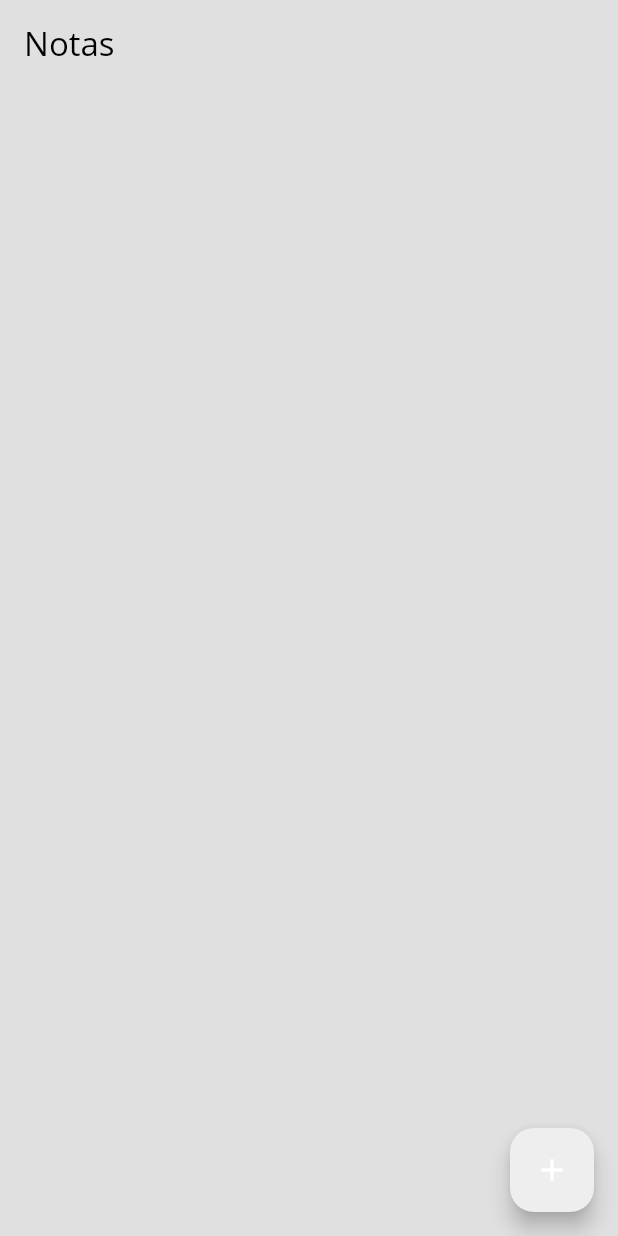
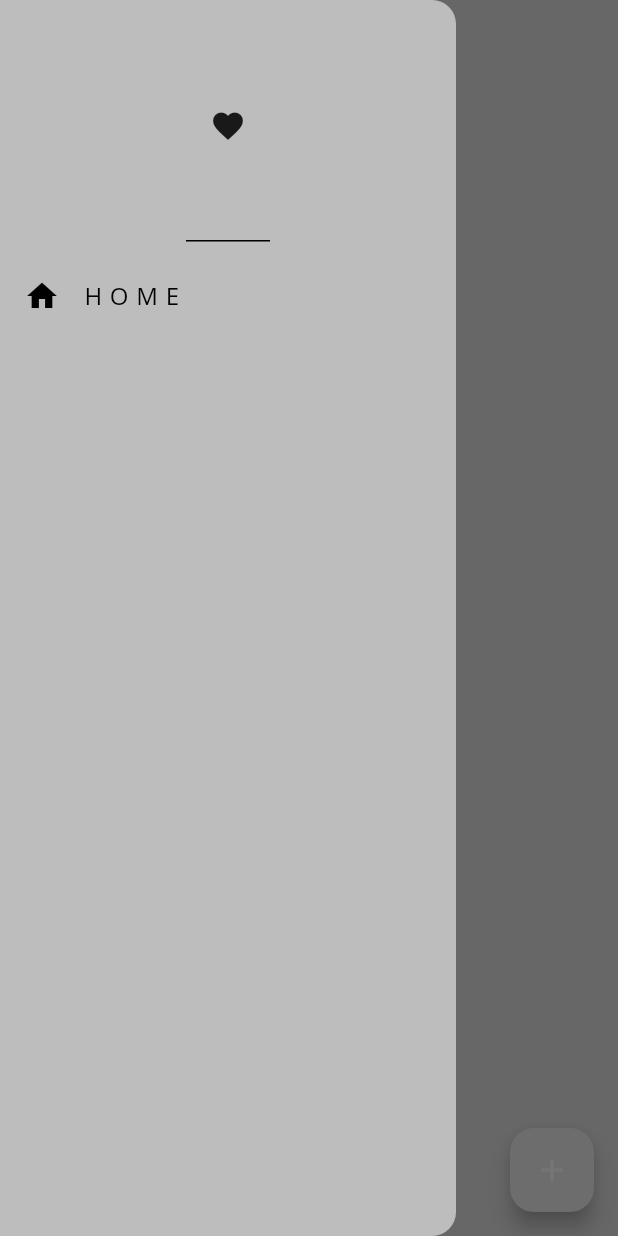
Before and after one commit to KmiloRe/crudtutorial, a Flutter app: the screen it shows once a user with an empty profile is signed in, with the side drawer open (before the commit the screen has no drawer), on a phone screen of 412 x 824 dp. Run offline on Flutter 3.47's test engine with Material 3 defaults, Android fonts, the phone set to English and light mode, and no system bars; our stand-ins replace cloud_firestore, firebase_auth, firebase_core; accounts and stored records are empty; Roboto replaces fonts that are missing (Open Sans).

Commit message:
feat: a lot of minor changes

```diff
--- a/lib/pages/home_page.dart
+++ b/lib/pages/home_page.dart
@@ -1,5 +1,8 @@
 import 'package:cloud_firestore/cloud_firestore.dart';
 import 'package:crudtutorial/services/firestore.dart';
+import 'package:crudtutorial/widgets/my_drawer.dart';
+import 'package:firebase_auth/firebase_auth.dart';
+import 'package:firebase_core/firebase_core.dart';
 import 'package:flutter/material.dart';
 
 //firesotre service
@@ -15,6 +18,10 @@ class HomePage extends StatefulWidget {
 class _HomePageState extends State<HomePage> {
   //text controller
   final TextEditingController textontroller = TextEditingController();
+
+  void logout() {
+    FirebaseAuth.instance.signOut();
+  }
 
   //open dialog box
   void openNoteBox({String? docID}) {
@@ -60,6 +67,7 @@ class _HomePageState extends State<HomePage> {
         },
         child: const Icon(Icons.add),
       ),
+      drawer: MyDrawer(),
       body: Stack(
         children: [
           StreamBuilder<QuerySnapshot>(
@@ -114,6 +122,26 @@ class _HomePageState extends State<HomePage> {
                   return const Text('No hay notas');
                 }
               })),
+          Positioned(
+            top: 24.0,
+            left: 0.0,
+            right: 120.0,
+            child: GestureDetector(
+              onTap: () {
+                //todo: cambiar logout de aca a otro lado
+                logout();
+                // ScaffoldMessenger.of(context).showSnackBar(
+                //     const SnackBar(content: Text('Image Clicked!')));
+              },
+              child: const SizedBox(
+                // width: 200,
+                // height: 200,
+                child: Image(
+                    image: AssetImage('assets/logoByHam.png'),
+                    fit: BoxFit.cover),
+              ),
+            ),
+          ),
         ],
       ),
     );
--- /dev/null
+++ b/lib/widgets/my_drawer.dart
@@ -0,0 +1,34 @@
+import 'package:flutter/material.dart';
+
+class MyDrawer extends StatelessWidget {
+  const MyDrawer({super.key});
+
+  @override
+  Widget build(BuildContext context) {
+    return Drawer(
+      backgroundColor: Theme.of(context).colorScheme.secondary,
+      child: Column(
+        children: [
+          //Header
+          const DrawerHeader(
+            child: Icon(Icons.favorite),
+          ),
+
+          //Home
+          ListTile(
+            leading: const Icon(Icons.home),
+            title: const Text('H O M E'),
+            onTap: () {
+              //*Estamos ya en el home
+              Navigator.pop(context);
+            },
+          ),
+
+          //Profile
+
+          //Users
+        ],
+      ),
+    );
+  }
+}
```
Also changed, not shown: lib/pages/profile_page.dart (added, +10 -0 lines), lib/pages/users_page.dart (added, +10 -0 lines).
